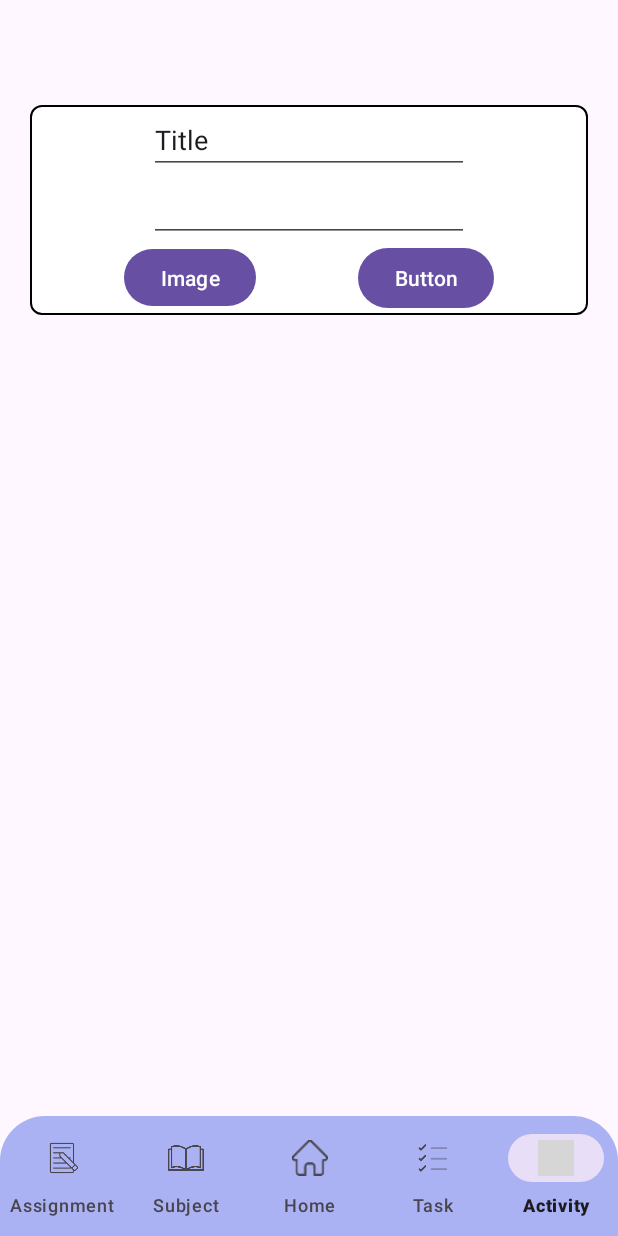
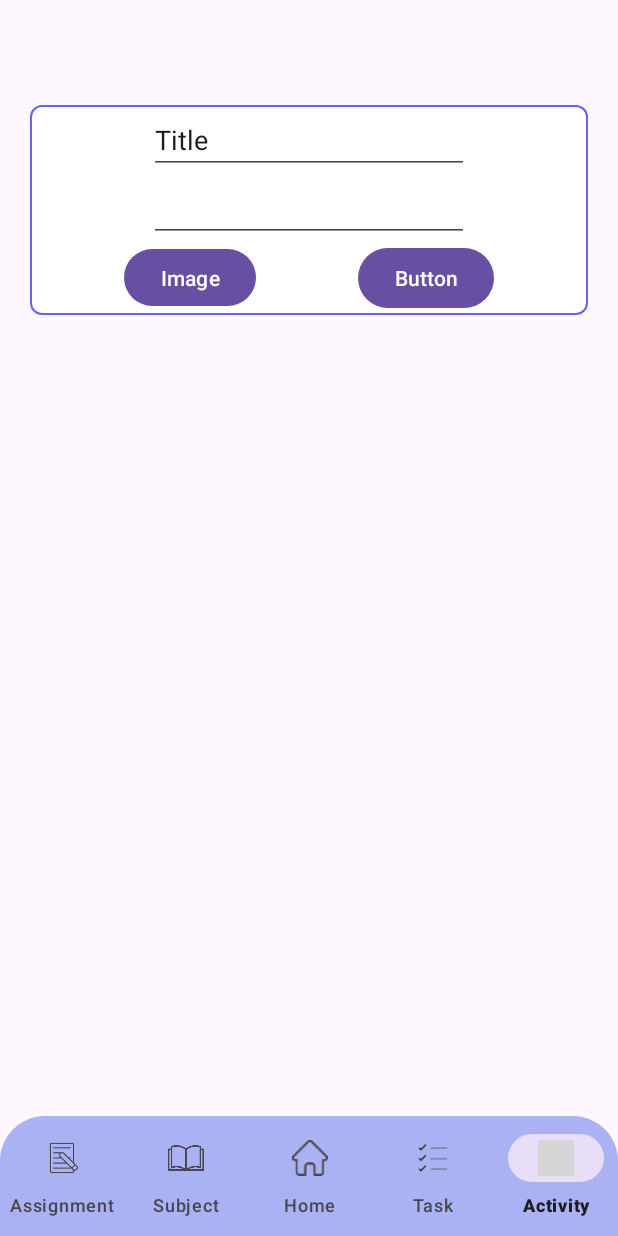
Before and after one commit to Chuanzz7/mobile_final, an Android app: the ActivityListFragment screen opened through its navigation route, on a phone screen of 412 x 824 dp. Run offline under Robolectric (Android 15) with nearby library versions, the phone set to English and light mode, and no system bars; our stand-ins replace Room's generated code, navigation-ui; grey boxes are pictures that could not be loaded.

Commit message:
Update Subject Detail

```diff
--- a/app/src/main/java/com/example/mobile_final/viewModel/SubjectViewModel.kt
+++ b/app/src/main/java/com/example/mobile_final/viewModel/SubjectViewModel.kt
@@ -4,6 +4,7 @@ import androidx.lifecycle.MutableLiveData
 import androidx.lifecycle.ViewModel
 import androidx.lifecycle.viewModelScope
 import com.example.mobile_final.dao.SubjectDao
+import com.example.mobile_final.entity.Subject
 import kotlinx.coroutines.launch
 
 class SubjectViewModel(private val subjectDao: SubjectDao) : ViewModel() {
@@ -18,11 +19,13 @@ class SubjectViewModel(private val subjectDao: SubjectDao) : ViewModel() {
 
 
     val liveDetails: MutableLiveData<ArrayList<HashMap<String, String>>> = MutableLiveData();
+    val subject: MutableLiveData<Subject?> = MutableLiveData();
 
     fun findById(id: Int) = viewModelScope.launch {
         val list = ArrayList<HashMap<String, String>>()
         subjectDao.findById(id)
             .collect { x ->
+                subject.value = x
                 x?.subjectDetails?.forEach {
                     it["expanded"] = "false"
                     list.add(it)
--- a/app/src/main/java/com/example/mobile_final/viewModel/adapter/SubjectDetailsAdapter.kt
+++ b/app/src/main/java/com/example/mobile_final/viewModel/adapter/SubjectDetailsAdapter.kt
@@ -1,5 +1,6 @@
 package com.example.mobile_final.viewModel.adapter
 
+import android.graphics.Paint
 import android.view.LayoutInflater
 import android.view.View
 import android.view.ViewGroup
@@ -54,6 +55,8 @@ class SubjectDetailsAdapter() :
     ) {
         with(differ.currentList[position]) {
             holder.itemBinding.textContainerSubjectDetailsHeader.text = this["header"]
+            holder.itemBinding.textContainerSubjectDetailsHeader.paintFlags =
+                Paint.UNDERLINE_TEXT_FLAG
             holder.itemBinding.textContainerSubjectDetailsContent.text = this["content"]
             holder.itemBinding.expandedView.visibility =
                 if (this["expand"] == "true") View.VISIBLE else View.GONE
--- a/app/src/main/res/drawable/rounded_border.xml
+++ b/app/src/main/res/drawable/rounded_border.xml
@@ -3,7 +3,7 @@
     <solid android:color="#ffffffff"/>
 
     <stroke android:width="1dp"
-        android:color="#ff000000"
+        android:color="#6763EB"
         />
 
     <padding android:left="1dp"
@@ -12,6 +12,5 @@
         android:bottom="1dp"
         />
 
-    <corners android:bottomRightRadius="7dp" android:bottomLeftRadius="7dp"
-        android:topLeftRadius="7dp" android:topRightRadius="7dp"/>
+    <corners android:radius="7dp"/>
 </shape>
--- a/app/src/main/res/layout/container_subject_details_content.xml
+++ b/app/src/main/res/layout/container_subject_details_content.xml
@@ -13,6 +13,8 @@
         android:layout_height="wrap_content"
         android:layout_margin="20dp"
         android:text="@string/header"
+        android:textSize="16sp"
+        android:textStyle="bold"
         app:layout_constraintEnd_toEndOf="parent"
         app:layout_constraintStart_toStartOf="parent"
         app:layout_constraintTop_toTopOf="parent" />
@@ -30,7 +32,8 @@
             android:layout_width="match_parent"
             android:layout_height="wrap_content"
             android:layout_margin="10dp"
-            android:text="@string/content" />
+            android:text="@string/content"
+            android:textColor="@color/grey" />
     </RelativeLayout>
 
 </androidx.constraintlayout.widget.ConstraintLayout>
--- a/app/src/main/res/navigation/nav_graph.xml
+++ b/app/src/main/res/navigation/nav_graph.xml
@@ -30,7 +30,11 @@
         android:id="@+id/subjectFragment"
         android:name="com.example.mobile_final.activity.fragment.SubjectFragment"
         android:label="fragment_subject"
-        tools:layout="@layout/fragment_subject" />
+        tools:layout="@layout/fragment_subject" >
+        <action
+            android:id="@+id/action_subjectFragment_to_subjectListFragment"
+            app:destination="@id/subjectListFragment" />
+    </fragment>
     <fragment
         android:id="@+id/assignmentFragment"
         android:name="com.example.mobile_final.activity.fragment.AssignmentFragment"
```
Also changed, not shown: app/src/main/java/com/example/mobile_final/activity/fragment/SubjectFragment.kt (+8 -0 lines), app/src/main/res/layout/fragment_subject.xml (+65 -12 lines), app/src/main/res/drawable-xxxhdpi/back.png (added).
